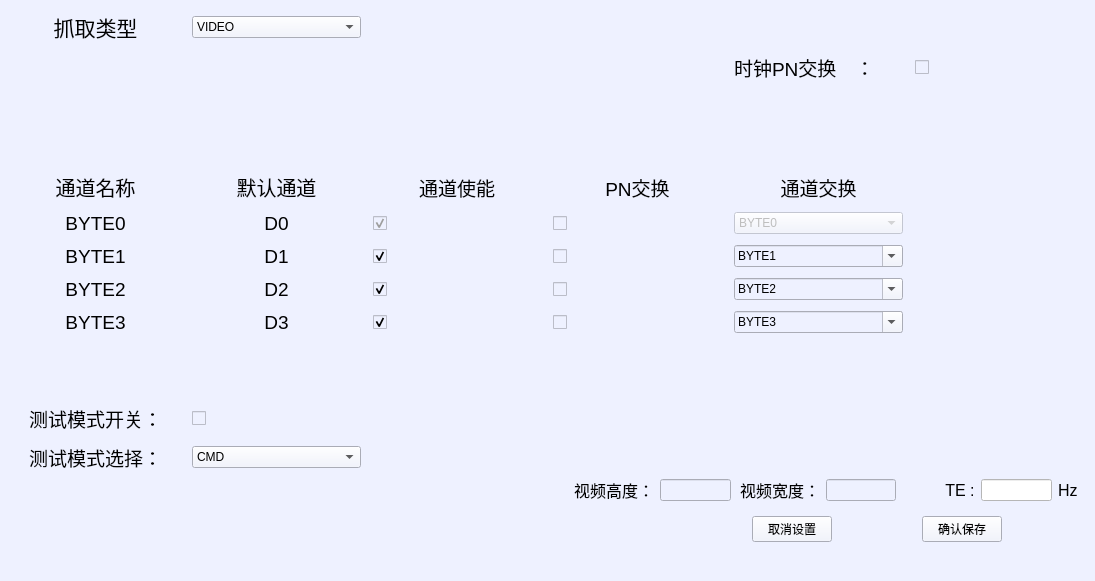
Qt form resource/channelselect.ui (gaolihu/CyFx3Kit) before a commit.
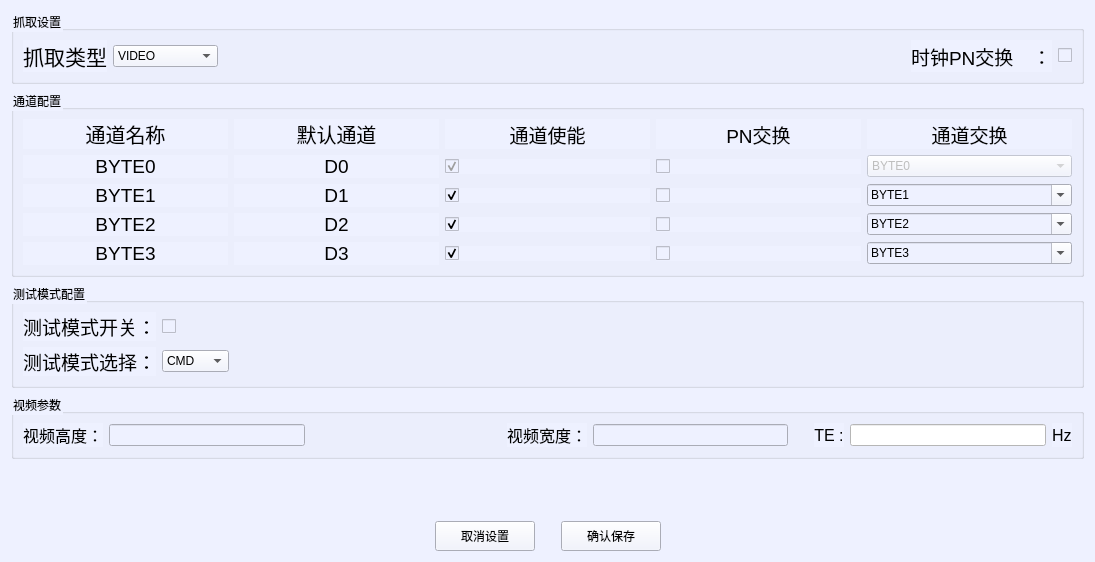
The same form after that commit.

Commit message: 1, Complete file saving, channel, data analysis, video,     UI pannels; 2, Refactor whole project, optimize arch, upgrade QT6.

```diff
--- a/resource/channelselect.ui
+++ b/resource/channelselect.ui
@@ -1,7 +1,7 @@
 <?xml version="1.0" encoding="UTF-8"?>
 <ui version="4.0">
- <class>ChannelSelect</class>
- <widget class="QWidget" name="ChannelSelect">
+ <class>ChannelSelectClass</class>
+ <widget class="QWidget" name="ChannelSelectClass">
   <property name="geometry">
    <rect>
     <x>0</x>
@@ -11,72 +11,74 @@
    </rect>
   </property>
   <property name="windowTitle">
-   <string>Form</string>
+   <string>通道配置</string>
   </property>
   <property name="styleSheet">
    <string notr="true">background-color:rgb(238,241,255);</string>
   </property>
-  <layout class="QHBoxLayout" name="horizontalLayout_5">
+  <layout class="QVBoxLayout" name="verticalLayout_main">
    <item>
-    <layout class="QVBoxLayout" name="verticalLayout">
-     <item>
-      <layout class="QGridLayout" name="gridLayout_2">
-       <property name="horizontalSpacing">
-        <number>12</number>
-       </property>
-       <property name="verticalSpacing">
-        <number>10</number>
-       </property>
-       <item row="5" column="1">
-        <widget class="QLabel" name="label_11">
+    <widget class="QGroupBox" name="captureGroupBox">
+     <property name="title">
+      <string>抓取设置</string>
+     </property>
+     <layout class="QHBoxLayout" name="horizontalLayout_capture">
+      <item>
+       <widget class="QLabel" name="label">
          <property name="font">
           <font>
-           <pointsize>15</pointsize>
+          <pointsize>16</pointsize>
           </font>
          </property>
          <property name="text">
-          <string>默认通道</string>
+         <string>抓取类型</string>
          </property>
          <property name="alignment">
-          <set>Qt::AlignCenter</set>
+         <set>Qt::AlignRight|Qt::AlignVCenter</set>
          </property>
         </widget>
        </item>
-       <item row="8" column="4">
-        <widget class="QComboBox" name="comboBox_2">
-         <property name="editable">
+      <item>
+       <widget class="QComboBox" name="comboBox_5">
+        <property name="enabled">
           <bool>true</bool>
          </property>
          <item>
           <property name="text">
-           <string>BYTE1</string>
+          <string>VIDEO</string>
           </property>
          </item>
          <item>
           <property name="text">
-           <string>BYTE2</string>
+          <string>VIDEO＋DSC</string>
           </property>
          </item>
          <item>
           <property name="text">
-           <string>BYTE0</string>
+          <string>CMD</string>
           </property>
          </item>
          <item>
           <property name="text">
-           <string>BYTE3</string>
+          <string>CMD+DSC</string>
           </property>
          </item>
         </widget>
        </item>
-       <item row="2" column="5">
-        <widget class="QCheckBox" name="CLK_PN">
-         <property name="text">
-          <string/>
-         </property>
-        </widget>
-       </item>
-       <item row="2" column="4">
+      <item>
+       <spacer name="horizontalSpacer_capture">
+        <property name="orientation">
+         <enum>Qt::Horizontal</enum>
+        </property>
+        <property name="sizeHint" stdset="0">
+         <size>
+          <width>40</width>
+          <height>20</height>
+         </size>
+        </property>
+       </spacer>
+      </item>
+      <item>
         <widget class="QLabel" name="label_14">
          <property name="font">
           <font>
@@ -88,113 +90,71 @@
          </property>
         </widget>
        </item>
-       <item row="8" column="0">
-        <widget class="QLabel" name="label_4">
-         <property name="font">
-          <font>
-           <pointsize>14</pointsize>
-          </font>
-         </property>
-         <property name="text">
-          <string>BYTE1</string>
-         </property>
-         <property name="alignment">
-          <set>Qt::AlignCenter</set>
-         </property>
-        </widget>
-       </item>
-       <item row="9" column="2">
-        <widget class="QCheckBox" name="CHen_2">
+      <item>
+       <widget class="QCheckBox" name="CLK_PN">
          <property name="text">
           <string/>
          </property>
-         <property name="checked">
-          <bool>true</bool>
-         </property>
-         <property name="tristate">
-          <bool>false</bool>
-         </property>
-        </widget>
-       </item>
-       <item row="9" column="1">
-        <widget class="QLabel" name="label_9">
+       </widget>
+      </item>
+     </layout>
+    </widget>
+   </item>
+   
+   <item>
+    <widget class="QGroupBox" name="channelGroupBox">
+     <property name="title">
+      <string>通道配置</string>
+     </property>
+     <layout class="QGridLayout" name="gridLayout_channels">
+      <item row="0" column="0" colspan="5">
+       <layout class="QHBoxLayout" name="horizontalLayout_headers">
+        <item>
+         <widget class="QLabel" name="label_2">
          <property name="font">
           <font>
-           <pointsize>14</pointsize>
+            <pointsize>15</pointsize>
           </font>
          </property>
          <property name="text">
-          <string>D2</string>
+           <string>通道名称</string>
          </property>
          <property name="alignment">
           <set>Qt::AlignCenter</set>
          </property>
         </widget>
        </item>
-       <item row="11" column="2">
-        <layout class="QHBoxLayout" name="horizontalLayout_3"/>
-       </item>
-       <item row="8" column="1">
-        <widget class="QLabel" name="label_7">
+        <item>
+         <widget class="QLabel" name="label_11">
          <property name="font">
           <font>
-           <pointsize>14</pointsize>
+            <pointsize>15</pointsize>
           </font>
          </property>
          <property name="text">
-          <string>D1</string>
+           <string>默认通道</string>
          </property>
          <property name="alignment">
           <set>Qt::AlignCenter</set>
          </property>
         </widget>
        </item>
-       <item row="3" column="5">
-        <spacer name="verticalSpacer">
-         <property name="orientation">
-          <enum>Qt::Vertical</enum>
-         </property>
-         <property name="sizeType">
-          <enum>QSizePolicy::Minimum</enum>
-         </property>
-         <property name="sizeHint" stdset="0">
-          <size>
-           <width>20</width>
-           <height>80</height>
-          </size>
-         </property>
-        </spacer>
-       </item>
-       <item row="10" column="0">
-        <widget class="QLabel" name="label_6">
+        <item>
+         <widget class="QLabel" name="Lael_ChEn">
          <property name="font">
           <font>
            <pointsize>14</pointsize>
           </font>
          </property>
          <property name="text">
-          <string>BYTE3</string>
+           <string>通道使能</string>
          </property>
          <property name="alignment">
           <set>Qt::AlignCenter</set>
          </property>
         </widget>
        </item>
-       <item row="13" column="1">
-        <widget class="QComboBox" name="comboBox_6">
          <item>
-          <property name="text">
-           <string>CMD</string>
-          </property>
-         </item>
-         <item>
-          <property name="text">
-           <string>VIDEO</string>
-          </property>
-         </item>
-        </widget>
-       </item>
-       <item row="5" column="3">
         <widget class="QLabel" name="lab_PN">
          <property name="font">
           <font>
@@ -209,85 +169,7 @@
          </property>
         </widget>
        </item>
-       <item row="0" column="0">
-        <widget class="QLabel" name="label">
-         <property name="font">
-          <font>
-           <pointsize>16</pointsize>
-          </font>
-         </property>
-         <property name="text">
-          <string>抓取类型</string>
-         </property>
-         <property name="alignment">
-          <set>Qt::AlignCenter</set>
-         </property>
-        </widget>
-       </item>
-       <item row="7" column="4">
-        <widget class="QComboBox" name="comboBox">
-         <property name="enabled">
-          <bool>false</bool>
-         </property>
-         <property name="editable">
-          <bool>false</bool>
-         </property>
-         <property name="maxVisibleItems">
-          <number>8</number>
-         </property>
          <item>
-          <property name="text">
-           <string>BYTE0</string>
-          </property>
-         </item>
-         <item>
-          <property name="text">
-           <string>BYTE1</string>
-          </property>
-         </item>
-         <item>
-          <property name="text">
-           <string>BYTE2</string>
-          </property>
-         </item>
-         <item>
-          <property name="text">
-           <string>BYTE3</string>
-          </property>
-         </item>
-        </widget>
-       </item>
-       <item row="9" column="0">
-        <widget class="QLabel" name="label_5">
-         <property name="font">
-          <font>
-           <pointsize>14</pointsize>
-          </font>
-         </property>
-         <property name="text">
-          <string>BYTE2</string>
-         </property>
-         <property name="alignment">
-          <set>Qt::AlignCenter</set>
-         </property>
-        </widget>
-       </item>
-       <item row="13" column="0">
-        <widget class="QLabel" name="label_18">
-         <property name="font">
-          <font>
-           <pointsize>14</pointsize>
-          </font>
-         </property>
-         <property name="text">
-          <string>测试模式选择：</string>
-         </property>
-         <property name="alignment">
-          <set>Qt::AlignCenter</set>
-         </property>
-        </widget>
-       </item>
-       <item row="5" column="4">
         <widget class="QLabel" name="label_13">
          <property name="font">
           <font>
@@ -302,43 +184,11 @@
          </property>
         </widget>
        </item>
-       <item row="5" column="2">
-        <widget class="QLabel" name="Lael_ChEn">
-         <property name="font">
-          <font>
-           <pointsize>14</pointsize>
-          </font>
-         </property>
-         <property name="text">
-          <string>通道使能</string>
-         </property>
-         <property name="alignment">
-          <set>Qt::AlignCenter</set>
-         </property>
-        </widget>
-       </item>
-       <item row="8" column="3">
-        <widget class="QCheckBox" name="PN_1">
-         <property name="text">
-          <string/>
-         </property>
-        </widget>
-       </item>
-       <item row="9" column="3">
-        <widget class="QCheckBox" name="PN_2">
-         <property name="text">
-          <string/>
-         </property>
-        </widget>
-       </item>
-       <item row="12" column="1">
-        <widget class="QCheckBox" name="checkBox">
-         <property name="text">
-          <string/>
-         </property>
-        </widget>
-       </item>
-       <item row="7" column="0">
+       </layout>
+      </item>
+      
+      <!-- Channel 0 -->
+      <item row="1" column="0">
         <widget class="QLabel" name="label_3">
          <property name="font">
           <font>
@@ -353,121 +203,7 @@
          </property>
         </widget>
        </item>
-       <item row="10" column="1">
-        <widget class="QLabel" name="label_10">
-         <property name="font">
-          <font>
-           <pointsize>14</pointsize>
-          </font>
-         </property>
-         <property name="text">
-          <string>D3</string>
-         </property>
-         <property name="alignment">
-          <set>Qt::AlignCenter</set>
-         </property>
-        </widget>
-       </item>
-       <item row="1" column="3">
-        <spacer name="verticalSpacer_3">
-         <property name="orientation">
-          <enum>Qt::Vertical</enum>
-         </property>
-         <property name="sizeType">
-          <enum>QSizePolicy::Maximum</enum>
-         </property>
-         <property name="sizeHint" stdset="0">
-          <size>
-           <width>20</width>
-           <height>50</height>
-          </size>
-         </property>
-        </spacer>
-       </item>
-       <item row="0" column="1">
-        <widget class="QComboBox" name="comboBox_5">
-         <property name="enabled">
-          <bool>true</bool>
-         </property>
-         <item>
-          <property name="text">
-           <string>VIDEO</string>
-          </property>
-         </item>
-         <item>
-          <property name="text">
-           <string>VIDEO＋DSC</string>
-          </property>
-         </item>
-         <item>
-          <property name="text">
-           <string>CMD</string>
-          </property>
-         </item>
-         <item>
-          <property name="text">
-           <string>CMD+DSC</string>
-          </property>
-         </item>
-        </widget>
-       </item>
-       <item row="6" column="1">
-        <spacer name="verticalSpacer_4">
-         <property name="orientation">
-          <enum>Qt::Vertical</enum>
-         </property>
-         <property name="sizeType">
-          <enum>QSizePolicy::Maximum</enum>
-         </property>
-         <property name="sizeHint" stdset="0">
-          <size>
-           <width>20</width>
-           <height>60</height>
-          </size>
-         </property>
-        </spacer>
-       </item>
-       <item row="8" column="2">
-        <widget class="QCheckBox" name="CHen_1">
-         <property name="text">
-          <string/>
-         </property>
-         <property name="checked">
-          <bool>true</bool>
-         </property>
-         <property name="tristate">
-          <bool>false</bool>
-         </property>
-        </widget>
-       </item>
-       <item row="10" column="4">
-        <widget class="QComboBox" name="comboBox_4">
-         <property name="editable">
-          <bool>true</bool>
-         </property>
-         <item>
-          <property name="text">
-           <string>BYTE3</string>
-          </property>
-         </item>
-         <item>
-          <property name="text">
-           <string>BYTE0</string>
-          </property>
-         </item>
-         <item>
-          <property name="text">
-           <string>BYTE1</string>
-          </property>
-         </item>
-         <item>
-          <property name="text">
-           <string>BYTE2</string>
-          </property>
-         </item>
-        </widget>
-       </item>
-       <item row="7" column="1">
+      <item row="1" column="1">
         <widget class="QLabel" name="label_8">
          <property name="font">
           <font>
@@ -482,27 +218,7 @@
          </property>
         </widget>
        </item>
-       <item row="10" column="3">
-        <widget class="QCheckBox" name="PN_3">
-         <property name="text">
-          <string/>
-         </property>
-        </widget>
-       </item>
-       <item row="10" column="2">
-        <widget class="QCheckBox" name="CHen_3">
-         <property name="text">
-          <string/>
-         </property>
-         <property name="checked">
-          <bool>true</bool>
-         </property>
-         <property name="tristate">
-          <bool>false</bool>
-         </property>
-        </widget>
-       </item>
-       <item row="7" column="2">
+      <item row="1" column="2">
         <widget class="QCheckBox" name="CHen_0">
          <property name="enabled">
           <bool>false</bool>
@@ -524,22 +240,299 @@
          </property>
         </widget>
        </item>
-       <item row="5" column="0">
-        <widget class="QLabel" name="label_2">
+      <item row="1" column="3">
+       <widget class="QCheckBox" name="PN_0">
+        <property name="text">
+         <string/>
+        </property>
+        <property name="tristate">
+         <bool>false</bool>
+        </property>
+       </widget>
+      </item>
+      <item row="1" column="4">
+       <widget class="QComboBox" name="comboBox">
+        <property name="enabled">
+         <bool>false</bool>
+        </property>
+        <property name="editable">
+         <bool>false</bool>
+        </property>
+        <property name="maxVisibleItems">
+         <number>8</number>
+        </property>
+        <item>
+         <property name="text">
+          <string>BYTE0</string>
+         </property>
+        </item>
+        <item>
+         <property name="text">
+          <string>BYTE1</string>
+         </property>
+        </item>
+        <item>
+         <property name="text">
+          <string>BYTE2</string>
+         </property>
+        </item>
+        <item>
+         <property name="text">
+          <string>BYTE3</string>
+         </property>
+        </item>
+       </widget>
+      </item>
+      
+      <!-- Channel 1 -->
+      <item row="2" column="0">
+       <widget class="QLabel" name="label_4">
          <property name="font">
           <font>
-           <pointsize>15</pointsize>
+          <pointsize>14</pointsize>
           </font>
          </property>
          <property name="text">
-          <string>通道名称</string>
+         <string>BYTE1</string>
          </property>
          <property name="alignment">
           <set>Qt::AlignCenter</set>
          </property>
         </widget>
        </item>
-       <item row="12" column="0">
+      <item row="2" column="1">
+       <widget class="QLabel" name="label_7">
+        <property name="font">
+         <font>
+          <pointsize>14</pointsize>
+         </font>
+        </property>
+        <property name="text">
+         <string>D1</string>
+        </property>
+        <property name="alignment">
+         <set>Qt::AlignCenter</set>
+        </property>
+       </widget>
+      </item>
+      <item row="2" column="2">
+       <widget class="QCheckBox" name="CHen_1">
+        <property name="text">
+         <string/>
+        </property>
+        <property name="checked">
+         <bool>true</bool>
+        </property>
+        <property name="tristate">
+         <bool>false</bool>
+        </property>
+       </widget>
+      </item>
+      <item row="2" column="3">
+       <widget class="QCheckBox" name="PN_1">
+        <property name="text">
+         <string/>
+        </property>
+       </widget>
+      </item>
+      <item row="2" column="4">
+       <widget class="QComboBox" name="comboBox_2">
+        <property name="editable">
+         <bool>true</bool>
+        </property>
+        <item>
+         <property name="text">
+          <string>BYTE1</string>
+         </property>
+        </item>
+        <item>
+         <property name="text">
+          <string>BYTE2</string>
+         </property>
+        </item>
+        <item>
+         <property name="text">
+          <string>BYTE0</string>
+         </property>
+        </item>
+        <item>
+         <property name="text">
+          <string>BYTE3</string>
+         </property>
+        </item>
+       </widget>
+      </item>
+      
+      <!-- Channel 2 -->
+      <item row="3" column="0">
+       <widget class="QLabel" name="label_5">
+        <property name="font">
+         <font>
+          <pointsize>14</pointsize>
+         </font>
+        </property>
+        <property name="text">
+         <string>BYTE2</string>
+        </property>
+        <property name="alignment">
+         <set>Qt::AlignCenter</set>
+        </property>
+       </widget>
+      </item>
+      <item row="3" column="1">
+       <widget class="QLabel" name="label_9">
+        <property name="font">
+         <font>
+          <pointsize>14</pointsize>
+         </font>
+        </property>
+        <property name="text">
+         <string>D2</string>
+        </property>
+        <property name="alignment">
+         <set>Qt::AlignCenter</set>
+        </property>
+       </widget>
+      </item>
+      <item row="3" column="2">
+       <widget class="QCheckBox" name="CHen_2">
+        <property name="text">
+         <string/>
+        </property>
+        <property name="checked">
+         <bool>true</bool>
+        </property>
+        <property name="tristate">
+         <bool>false</bool>
+        </property>
+       </widget>
+      </item>
+      <item row="3" column="3">
+       <widget class="QCheckBox" name="PN_2">
+        <property name="text">
+         <string/>
+        </property>
+       </widget>
+      </item>
+      <item row="3" column="4">
+       <widget class="QComboBox" name="comboBox_3">
+        <property name="editable">
+         <bool>true</bool>
+        </property>
+        <item>
+         <property name="text">
+          <string>BYTE2</string>
+         </property>
+        </item>
+        <item>
+         <property name="text">
+          <string>BYTE1</string>
+         </property>
+        </item>
+        <item>
+         <property name="text">
+          <string>BYTE0</string>
+         </property>
+        </item>
+        <item>
+         <property name="text">
+          <string>BYTE3</string>
+         </property>
+        </item>
+       </widget>
+      </item>
+      
+      <!-- Channel 3 -->
+      <item row="4" column="0">
+       <widget class="QLabel" name="label_6">
+        <property name="font">
+         <font>
+          <pointsize>14</pointsize>
+         </font>
+        </property>
+        <property name="text">
+         <string>BYTE3</string>
+        </property>
+        <property name="alignment">
+         <set>Qt::AlignCenter</set>
+        </property>
+       </widget>
+      </item>
+      <item row="4" column="1">
+       <widget class="QLabel" name="label_10">
+        <property name="font">
+         <font>
+          <pointsize>14</pointsize>
+         </font>
+        </property>
+        <property name="text">
+         <string>D3</string>
+        </property>
+        <property name="alignment">
+         <set>Qt::AlignCenter</set>
+        </property>
+       </widget>
+      </item>
+      <item row="4" column="2">
+       <widget class="QCheckBox" name="CHen_3">
+        <property name="text">
+         <string/>
+        </property>
+        <property name="checked">
+         <bool>true</bool>
+        </property>
+        <property name="tristate">
+         <bool>false</bool>
+        </property>
+       </widget>
+      </item>
+      <item row="4" column="3">
+       <widget class="QCheckBox" name="PN_3">
+        <property name="text">
+         <string/>
+        </property>
+       </widget>
+      </item>
+      <item row="4" column="4">
+       <widget class="QComboBox" name="comboBox_4">
+        <property name="editable">
+         <bool>true</bool>
+        </property>
+        <item>
+         <property name="text">
+          <string>BYTE3</string>
+         </property>
+        </item>
+        <item>
+         <property name="text">
+          <string>BYTE0</string>
+         </property>
+        </item>
+        <item>
+         <property name="text">
+          <string>BYTE1</string>
+         </property>
+        </item>
+        <item>
+         <property name="text">
+          <string>BYTE2</string>
+         </property>
+        </item>
+       </widget>
+      </item>
+     </layout>
+    </widget>
+   </item>
+   
+   <item>
+    <widget class="QGroupBox" name="testModeGroupBox">
+     <property name="title">
+      <string>测试模式配置</string>
+     </property>
+     <layout class="QVBoxLayout" name="verticalLayout_test">
+      <item>
+       <layout class="QHBoxLayout" name="horizontalLayout_testSwitch">
+        <item>
         <widget class="QLabel" name="label_17">
          <property name="font">
           <font>
@@ -554,79 +547,84 @@
          </property>
         </widget>
        </item>
-       <item row="9" column="4">
-        <widget class="QComboBox" name="comboBox_3">
-         <property name="editable">
-          <bool>true</bool>
-         </property>
          <item>
-          <property name="text">
-           <string>BYTE2</string>
-          </property>
-         </item>
-         <item>
-          <property name="text">
-           <string>BYTE1</string>
-          </property>
-         </item>
-         <item>
-          <property name="text">
-           <string>BYTE0</string>
-          </property>
-         </item>
-         <item>
-          <property name="text">
-           <string>BYTE3</string>
-          </property>
-         </item>
-        </widget>
-       </item>
-       <item row="11" column="1">
-        <spacer name="verticalSpacer_2">
-         <property name="orientation">
-          <enum>Qt::Vertical</enum>
-         </property>
-         <property name="sizeType">
-          <enum>QSizePolicy::Minimum</enum>
-         </property>
-         <property name="sizeHint" stdset="0">
-          <size>
-           <width>20</width>
-           <height>60</height>
-          </size>
-         </property>
-        </spacer>
-       </item>
-       <item row="7" column="3">
-        <widget class="QCheckBox" name="PN_0">
+         <widget class="QCheckBox" name="checkBox">
          <property name="text">
           <string/>
          </property>
-         <property name="tristate">
-          <bool>false</bool>
-         </property>
-        </widget>
-       </item>
+         </widget>
+        </item>
+        <item>
+         <spacer name="horizontalSpacer_test1">
+          <property name="orientation">
+           <enum>Qt::Horizontal</enum>
+          </property>
+          <property name="sizeHint" stdset="0">
+           <size>
+            <width>40</width>
+            <height>20</height>
+           </size>
+          </property>
+         </spacer>
+        </item>
       </layout>
      </item>
      <item>
-      <layout class="QHBoxLayout" name="horizontalLayout_4">
+       <layout class="QHBoxLayout" name="horizontalLayout_testMode">
        <item>
-        <spacer name="horizontalSpacer_6">
+         <widget class="QLabel" name="label_18">
+          <property name="font">
+           <font>
+            <pointsize>14</pointsize>
+           </font>
+          </property>
+          <property name="text">
+           <string>测试模式选择：</string>
+          </property>
+          <property name="alignment">
+           <set>Qt::AlignCenter</set>
+          </property>
+         </widget>
+        </item>
+        <item>
+         <widget class="QComboBox" name="comboBox_6">
+          <item>
+           <property name="text">
+            <string>CMD</string>
+           </property>
+          </item>
+          <item>
+           <property name="text">
+            <string>VIDEO</string>
+           </property>
+          </item>
+         </widget>
+        </item>
+        <item>
+         <spacer name="horizontalSpacer_test2">
          <property name="orientation">
           <enum>Qt::Horizontal</enum>
          </property>
-         <property name="sizeType">
-          <enum>QSizePolicy::Maximum</enum>
-         </property>
          <property name="sizeHint" stdset="0">
           <size>
-           <width>600</width>
+            <width>40</width>
            <height>20</height>
           </size>
          </property>
         </spacer>
        </item>
+       </layout>
+      </item>
+     </layout>
+    </widget>
+   </item>
+   
+   <item>
+    <widget class="QGroupBox" name="videoParametersGroupBox">
+     <property name="title">
+      <string>视频参数</string>
+     </property>
+     <layout class="QHBoxLayout" name="horizontalLayout_videoParams">
        <item>
         <widget class="QLabel" name="label_19">
          <property name="font">
@@ -649,7 +647,7 @@
          </property>
          <property name="sizeHint" stdset="0">
           <size>
-           <width>40</width>
+          <width>20</width>
            <height>20</height>
           </size>
          </property>
@@ -687,14 +685,12 @@
          </property>
          <property name="sizeHint" stdset="0">
           <size>
-           <width>80</width>
+          <width>20</width>
            <height>20</height>
           </size>
          </property>
         </spacer>
        </item>
-       <item>
-        <layout class="QHBoxLayout" name="horizontalLayout_2">
          <item>
           <widget class="QLabel" name="label_12">
            <property name="font">
@@ -744,90 +740,11 @@
           </widget>
          </item>
         </layout>
-       </item>
+    </widget>
+   </item>
+   
        <item>
-        <spacer name="horizontalSpacer_8">
-         <property name="orientation">
-          <enum>Qt::Horizontal</enum>
-         </property>
-         <property name="sizeHint" stdset="0">
-          <size>
-           <width>40</width>
-           <height>20</height>
-          </size>
-         </property>
-        </spacer>
-       </item>
-       <item>
-        <spacer name="horizontalSpacer_7">
-         <property name="orientation">
-          <enum>Qt::Horizontal</enum>
-         </property>
-         <property name="sizeHint" stdset="0">
-          <size>
-           <width>40</width>
-           <height>20</height>
-          </size>
-         </property>
-        </spacer>
-       </item>
-      </layout>
-     </item>
-     <item>
-      <spacer name="verticalSpacer_5">
-       <property name="orientation">
-        <enum>Qt::Vertical</enum>
-       </property>
-       <property name="sizeHint" stdset="0">
-        <size>
-         <width>20</width>
-         <height>80</height>
-        </size>
-       </property>
-      </spacer>
-     </item>
-     <item>
-      <layout class="QHBoxLayout" name="horizontalLayout">
-       <property name="spacing">
-        <number>8</number>
-       </property>
-       <property name="topMargin">
-        <number>8</number>
-       </property>
-       <property name="rightMargin">
-        <number>1</number>
-       </property>
-       <property name="bottomMargin">
-        <number>8</number>
-       </property>
-       <item>
-        <spacer name="horizontalSpacer_12">
-         <property name="orientation">
-          <enum>Qt::Horizontal</enum>
-         </property>
-         <property name="sizeHint" stdset="0">
-          <size>
-           <width>40</width>
-           <height>20</height>
-          </size>
-         </property>
-        </spacer>
-       </item>
-       <item>
-        <spacer name="horizontalSpacer_2">
-         <property name="orientation">
-          <enum>Qt::Horizontal</enum>
-         </property>
-         <property name="sizeHint" stdset="0">
-          <size>
-           <width>640</width>
-           <height>20</height>
-          </size>
-         </property>
-        </spacer>
-       </item>
-       <item>
-        <spacer name="verticalSpacer_11">
+    <spacer name="verticalSpacer_main">
          <property name="orientation">
           <enum>Qt::Vertical</enum>
          </property>
@@ -839,21 +756,46 @@
          </property>
         </spacer>
        </item>
+   
+   <item>
+    <layout class="QHBoxLayout" name="horizontalLayout_buttons">
+     <item>
+      <spacer name="horizontalSpacer_left">
+       <property name="orientation">
+        <enum>Qt::Horizontal</enum>
+       </property>
+       <property name="sizeHint" stdset="0">
+        <size>
+         <width>40</width>
+         <height>20</height>
+        </size>
+       </property>
+      </spacer>
+     </item>
        <item>
         <widget class="QPushButton" name="pushButton_2">
+       <property name="minimumSize">
+        <size>
+         <width>100</width>
+         <height>30</height>
+        </size>
+       </property>
          <property name="text">
           <string>取消设置</string>
          </property>
         </widget>
        </item>
        <item>
-        <spacer name="horizontalSpacer">
+      <spacer name="horizontalSpacer_middle">
          <property name="orientation">
           <enum>Qt::Horizontal</enum>
          </property>
+       <property name="sizeType">
+        <enum>QSizePolicy::Fixed</enum>
+       </property>
          <property name="sizeHint" stdset="0">
           <size>
-           <width>40</width>
+         <width>20</width>
            <height>20</height>
           </size>
          </property>
@@ -861,37 +803,25 @@
        </item>
        <item>
         <widget class="QPushButton" name="pushButton">
+       <property name="minimumSize">
+        <size>
+         <width>100</width>
+         <height>30</height>
+        </size>
+       </property>
          <property name="text">
           <string>确认保存</string>
          </property>
         </widget>
        </item>
        <item>
-        <spacer name="horizontalSpacer_3">
+      <spacer name="horizontalSpacer_right">
          <property name="orientation">
           <enum>Qt::Horizontal</enum>
          </property>
          <property name="sizeHint" stdset="0">
           <size>
            <width>40</width>
-           <height>20</height>
-          </size>
-         </property>
-        </spacer>
-       </item>
-      </layout>
-     </item>
-     <item>
-      <spacer name="verticalSpacer_6">
-       <property name="orientation">
-        <enum>Qt::Vertical</enum>
-       </property>
-       <property name="sizeType">
-        <enum>QSizePolicy::Minimum</enum>
-       </property>
-       <property name="sizeHint" stdset="0">
-        <size>
-         <width>20</width>
          <height>20</height>
         </size>
        </property>
```
Lines whose indentation alone changed are shown as unchanged. The commit also changes 49 other files.
